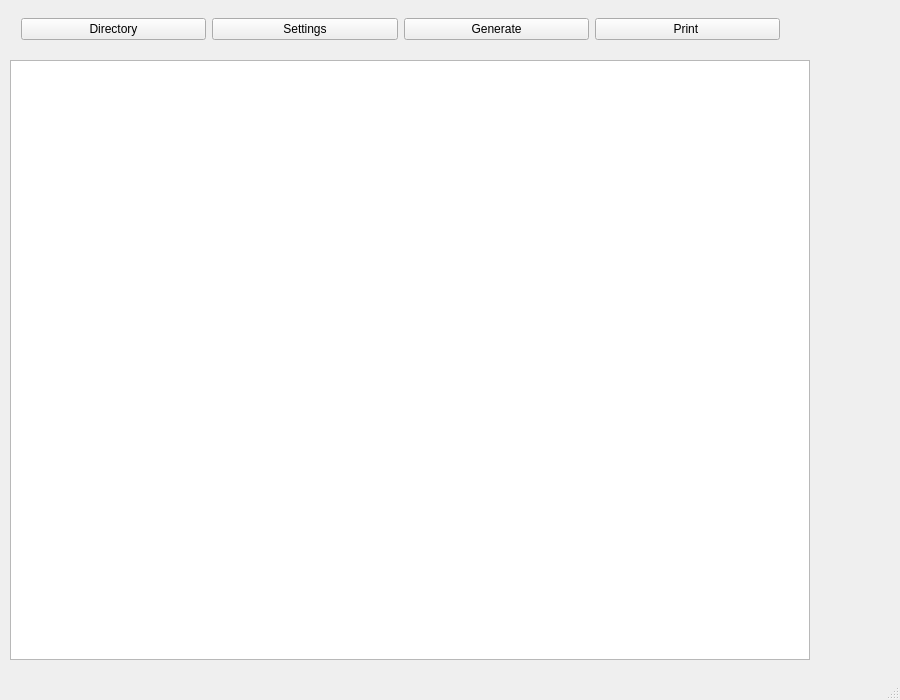
This is mainwindow.ui in ArturRog/PhotoIndex as Qt 5 draws it before an edit. The edited form follows.
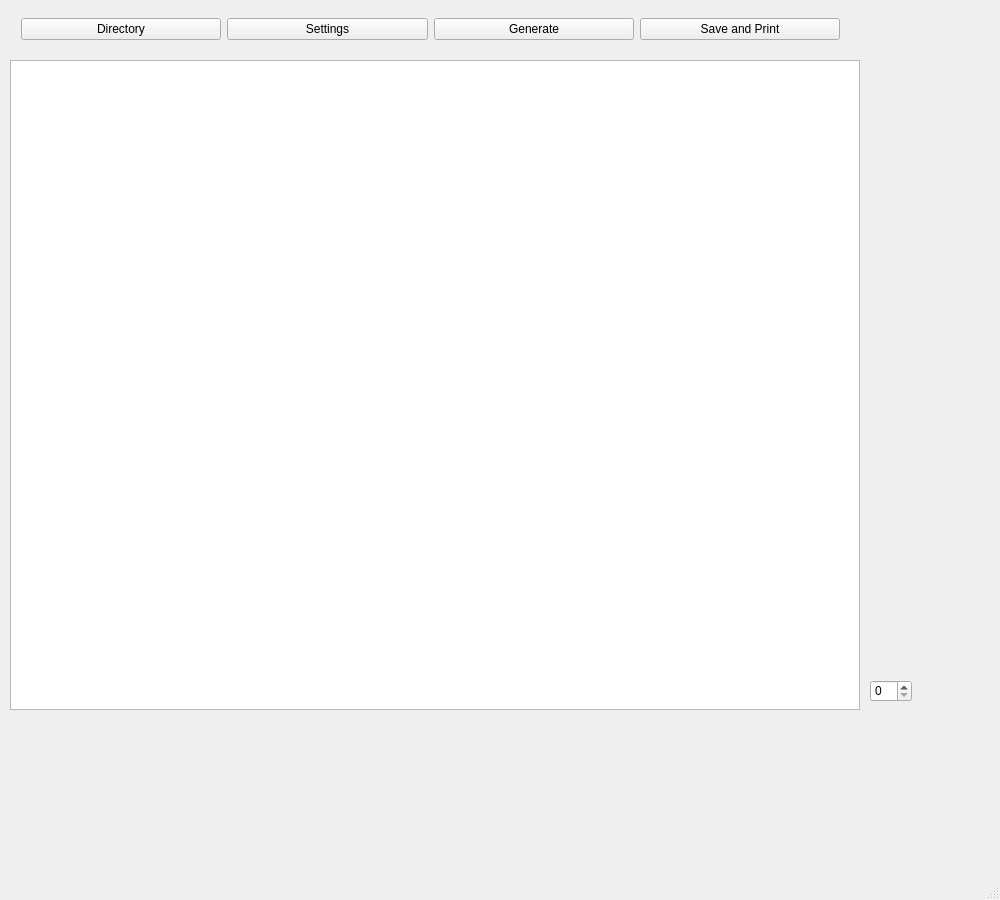
This is the edited form.

Commit message: Tworzenie bitmap z obrazkami oraz podpisami, dodana nazwa katalogu na kazdej bitmapie oraz numer strony, dodany QSpinBox do zmieniania bitmap, zapis do pliku i drukowanie nie dziala

```diff
--- a/mainwindow.ui
+++ b/mainwindow.ui
@@ -6,8 +6,8 @@
    <rect>
     <x>0</x>
     <y>0</y>
-    <width>900</width>
-    <height>700</height>
+    <width>1000</width>
+    <height>900</height>
    </rect>
   </property>
   <property name="windowTitle">
@@ -19,8 +19,8 @@
      <rect>
       <x>10</x>
       <y>60</y>
-      <width>800</width>
-      <height>600</height>
+      <width>850</width>
+      <height>650</height>
      </rect>
     </property>
    </widget>
@@ -29,7 +29,7 @@
      <rect>
       <x>10</x>
       <y>4</y>
-      <width>781</width>
+      <width>841</width>
       <height>51</height>
      </rect>
     </property>
@@ -58,12 +58,25 @@
      <item>
       <widget class="QPushButton" name="printButton">
        <property name="text">
-        <string>Print </string>
+        <string>Save and Print</string>
        </property>
       </widget>
      </item>
     </layout>
    </widget>
+   <widget class="QSpinBox" name="spinBox">
+    <property name="geometry">
+     <rect>
+      <x>870</x>
+      <y>680</y>
+      <width>42</width>
+      <height>22</height>
+     </rect>
+    </property>
+    <property name="value">
+     <number>0</number>
+    </property>
+   </widget>
   </widget>
   <widget class="QStatusBar" name="statusBar"/>
  </widget>
```
Left out of the diff: 2 changed lines with no effect on the pictures. The commit also changes 6 other files.
